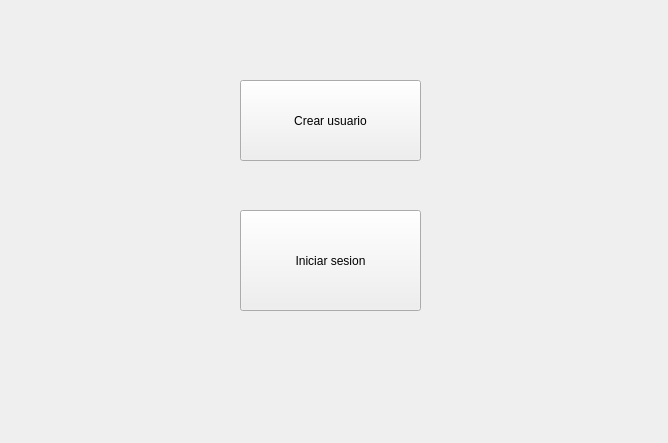
First picture: the form in Paradox_2020_widget_v2/form.ui, repository Sebastianuribe1212/Proyecto-final, before the edit.
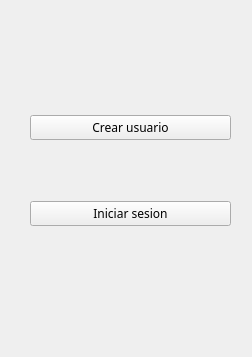
Second picture: the form after the edit.

The edit to the form file:
```diff
--- a/Paradox_2020_widget_v2/form.ui
+++ b/Paradox_2020_widget_v2/form.ui
@@ -12,38 +12,48 @@
    <rect>
     <x>0</x>
     <y>0</y>
-    <width>668</width>
-    <height>443</height>
+    <width>252</width>
+    <height>357</height>
    </rect>
   </property>
   <property name="windowTitle">
    <string>Form</string>
   </property>
+  <widget class="QWidget" name="">
+   <property name="geometry">
+    <rect>
+     <x>30</x>
+     <y>60</y>
+     <width>201</width>
+     <height>221</height>
+    </rect>
+   </property>
+   <layout class="QVBoxLayout" name="verticalLayout">
+    <item>
   <widget class="QPushButton" name="boton2">
-   <property name="geometry">
-    <rect>
-     <x>240</x>
-     <y>80</y>
-     <width>181</width>
-     <height>81</height>
-    </rect>
+      <property name="font">
+       <font>
+        <family>Modern</family>
+       </font>
    </property>
    <property name="text">
     <string>Crear usuario</string>
    </property>
   </widget>
+    </item>
+    <item>
   <widget class="QPushButton" name="boton1">
-   <property name="geometry">
-    <rect>
-     <x>240</x>
-     <y>210</y>
-     <width>181</width>
-     <height>101</height>
-    </rect>
+      <property name="font">
+       <font>
+        <family>Modern</family>
+       </font>
    </property>
    <property name="text">
     <string>Iniciar sesion</string>
    </property>
+     </widget>
+    </item>
+   </layout>
   </widget>
  </widget>
  <resources/>
```
Lines whose indentation alone changed are shown as unchanged.
